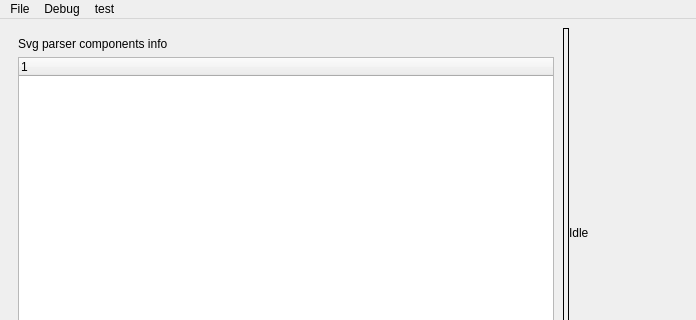
Qt form code/Qt_VHDL_SVG_proj/forms/mainwindow.ui (LirokWid/QT_VHDL_simulator) before a commit; both pictures show x 0 to 696 and y 0 to 320 of the 1222 by 815 pixel window.
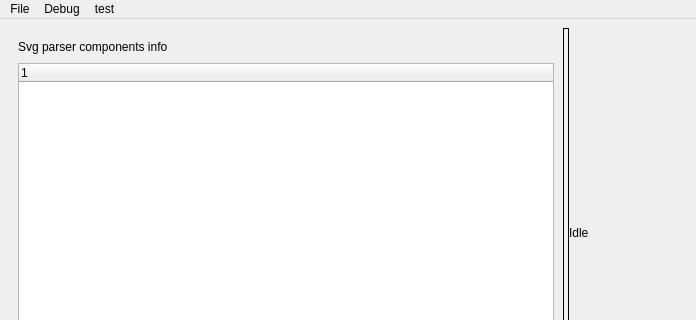
The same form after that commit.

Commit message:
refactor: Improve components tree layout in mainwindow.ui
This commit refactors the layout of the components tree in the mainwindow.ui form. It replaces the QLabel widget with a QHBoxLayout to allow for better alignment and spacing. The componentsInfoTitle QLabel is now placed alongside a spacer widget, improving the visual presentation of the components information. This change enhances the user experience and readability of the application's main window.

What changed in the file:
```diff
--- a/code/Qt_VHDL_SVG_proj/forms/mainwindow.ui
+++ b/code/Qt_VHDL_SVG_proj/forms/mainwindow.ui
@@ -91,11 +91,28 @@
           </property>
           <layout class="QVBoxLayout" name="componentsLayout">
            <item>
-            <widget class="QLabel" name="Label">
+            <layout class="QHBoxLayout" name="componentsTreeTitleLayout">
+             <item>
+              <widget class="QLabel" name="componentsInfoTitle">
              <property name="text">
               <string>Svg parser components info</string>
              </property>
             </widget>
+             </item>
+             <item>
+              <spacer name="horizontalSpacer_3">
+               <property name="orientation">
+                <enum>Qt::Horizontal</enum>
+               </property>
+               <property name="sizeHint" stdset="0">
+                <size>
+                 <width>40</width>
+                 <height>20</height>
+                </size>
+               </property>
+              </spacer>
+             </item>
+            </layout>
            </item>
            <item>
             <widget class="QTreeWidget" name="componentsTreeWidget">
```
Lines whose indentation alone changed are shown as unchanged.
